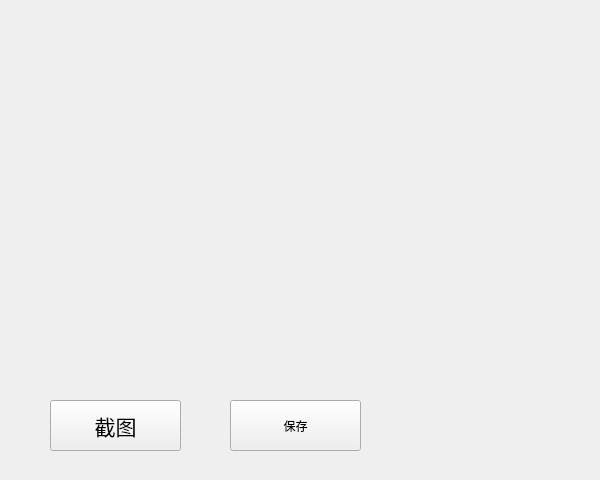
The window that ZooFence_Pi/page10.ui (Isabella98Liu/ZooFence_RaspberryPi) describes before a commit, drawn with Qt 5.
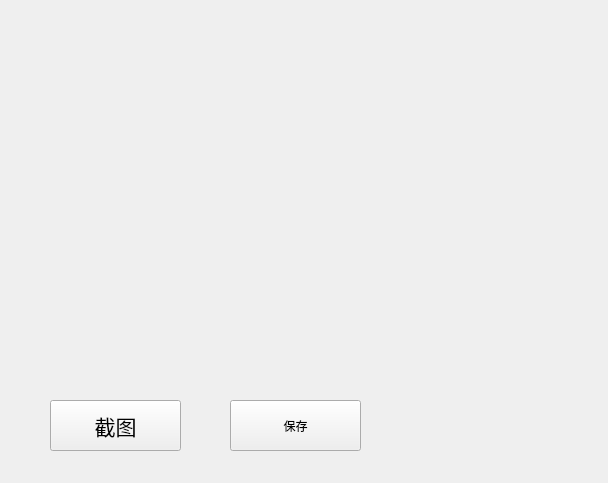
The same window after the commit. Icons and pictures are not drawn.

```diff
--- a/ZooFence_Pi/page10.ui
+++ b/ZooFence_Pi/page10.ui
@@ -6,8 +6,8 @@
    <rect>
     <x>0</x>
     <y>0</y>
-    <width>600</width>
-    <height>480</height>
+    <width>608</width>
+    <height>483</height>
    </rect>
   </property>
   <property name="windowTitle">
```
